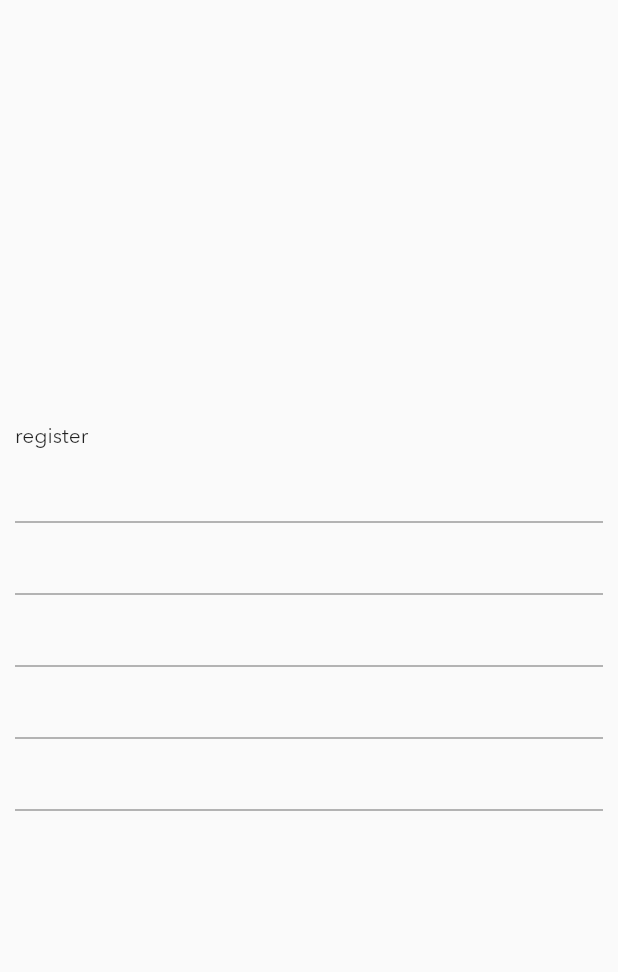
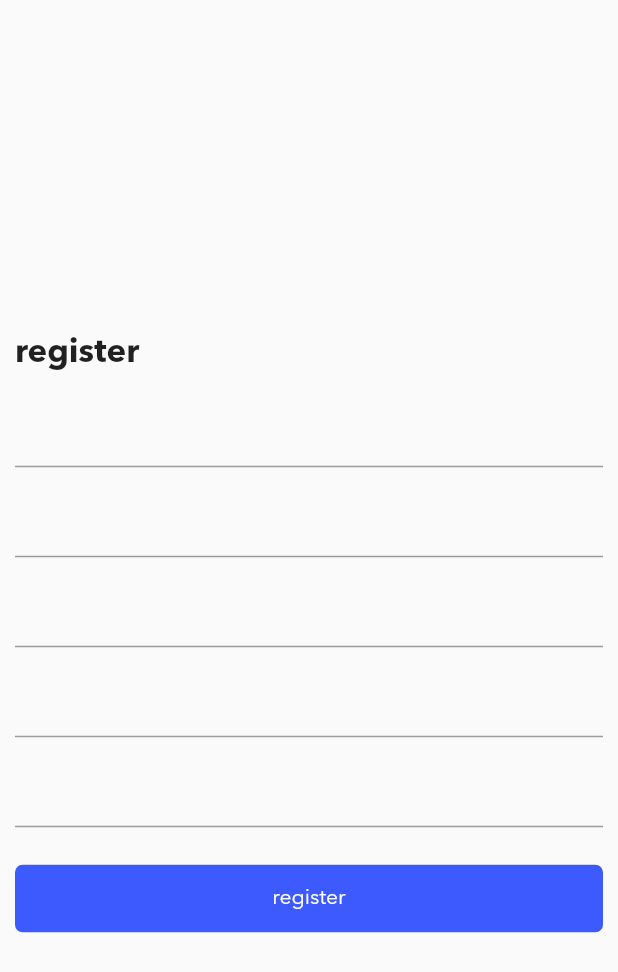
Before and after one commit to mtkz/flutter_crud, a Flutter app: the screen it shows after launch, on a phone screen of 412 x 824 dp. Shown: the top 972 px of the screen. Run offline on Flutter 3.47's test engine with Material 2 defaults, Android fonts, the phone set to English and light mode, and no system bars.

Commit message:
make separator for widgets

```diff
--- a/lib/common/constants.dart
+++ b/lib/common/constants.dart
@@ -1,3 +1,7 @@
+import 'package:flutter/cupertino.dart';
+
 class ThemeConstants {
   static const double themePadding = 10;
+  static const double themeBorderRadius = 5;
+  static const themeScrollViewPhysics = BouncingScrollPhysics();
 }
--- a/lib/main.dart
+++ b/lib/main.dart
@@ -18,11 +18,18 @@ class MyApp extends StatelessWidget {
           appBarTheme: const AppBarTheme(elevation: 0),
           textTheme: TextTheme(
             bodyText2: defaultTextStyle,
-            bodyText1: defaultTextStyle.copyWith(fontWeight: FontWeight.bold),
+            bodyText1: defaultTextStyle.copyWith(
+              fontWeight: FontWeight.bold,
+            ),
             headline6: defaultTextStyle,
+            headline5: defaultTextStyle.copyWith(
+              fontSize: 22,
+              fontWeight: FontWeight.bold,
+            ),
           ),
           colorScheme: const ColorScheme.light(
             primary: ThemeColors.primary,
+            onPrimary: ThemeColors.onPrimary,
           )),
       home: const RootScreen(),
     );
--- a/lib/theme/colors.dart
+++ b/lib/theme/colors.dart
@@ -1,5 +1,6 @@
 import 'package:flutter/cupertino.dart';
 
-class ThemeColors{
+class ThemeColors {
   static const Color primary = Color(0xff3D5AFE);
+  static const Color onPrimary = Color(0xffffffff);
 }
--- a/lib/ui/screens/auth/auth.dart
+++ b/lib/ui/screens/auth/auth.dart
@@ -1,4 +1,3 @@
-import 'package:flutter/cupertino.dart';
 import 'package:flutter/material.dart';
 import 'package:flutter_crud/common/constants.dart';
 
@@ -7,20 +6,69 @@ class AuthScreen extends StatelessWidget {
 
   @override
   Widget build(BuildContext context) {
+    ThemeData themeData = Theme.of(context);
+    var size = MediaQuery.of(context).size;
     return Padding(
       padding: const EdgeInsets.all(ThemeConstants.themePadding),
+      child: SingleChildScrollView(
+        physics: ThemeConstants.themeScrollViewPhysics,
+        child: SizedBox(
+          height: size.height,
           child: Column(
             mainAxisAlignment: MainAxisAlignment.center,
             crossAxisAlignment: CrossAxisAlignment.start,
             children: [
-          Text('register'),
+              Text(
+                'register',
+                style: themeData.textTheme.headline5,
+              ),
+              const _Separator(height: 15,),
               TextField(),
+              const _Separator(height: 12,),
               TextField(),
+              const _Separator(height: 12,),
               TextField(),
+              const _Separator(height: 12,),
               TextField(),
+              const _Separator(height: 12,),
               TextField(),
+              const _Separator(height: 25,),
+              Container(
+                decoration: BoxDecoration(
+                  color: themeData.colorScheme.primary,
+                  borderRadius:
+                      BorderRadius.circular(ThemeConstants.themeBorderRadius),
+                ),
+                width: size.width,
+                height: 45,
+                child: Center(
+                  child: Text(
+                    'register',
+                    style: TextStyle(
+                      color: themeData.colorScheme.onPrimary,
+                    ),
+                  ),
+                ),
+              )
             ],
+          ),
+        ),
       ),
     );
   }
 }
+
+class _Separator extends StatelessWidget {
+  final double height;
+  const _Separator({
+    Key? key,
+    required this.height,
+  }) : super(key: key);
+
+  @override
+  Widget build(BuildContext context) {
+    return SizedBox(
+      height: height,
+    );
+  }
+}
```
Lines whose indentation alone changed are shown as unchanged.
